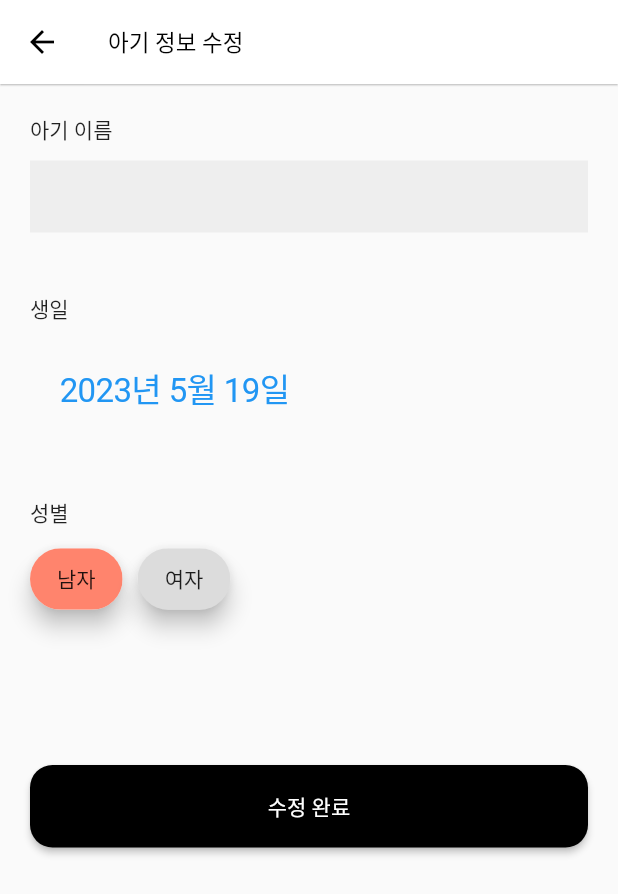
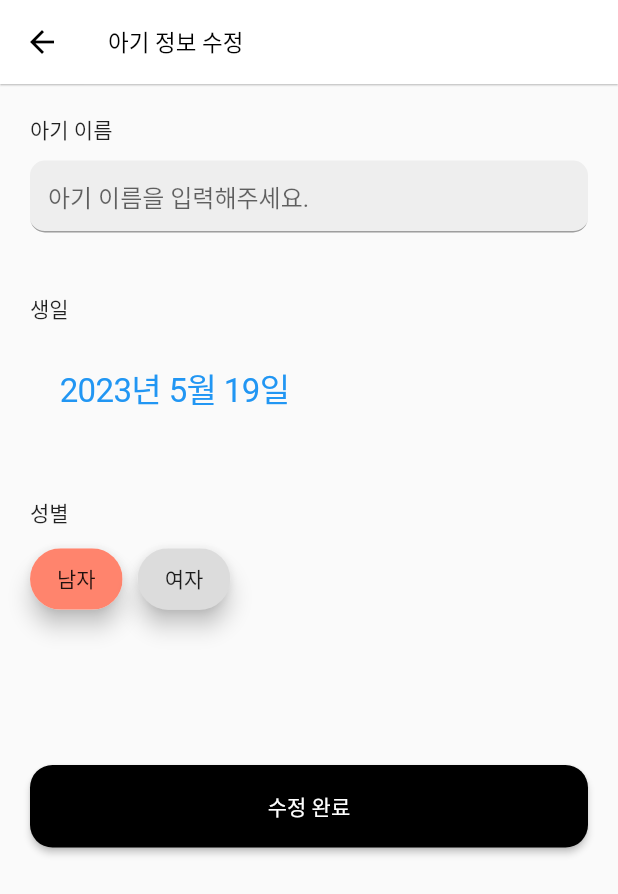
Before and after one commit to Mmm2927/LSTM, a Flutter app: the ModifyBabyDetail screen opened directly with empty values, after a tap on "수정 완료", on a phone screen of 412 x 824 dp. Shown: the top 894 px of the screen. Run offline on Flutter 3.47's test engine with Material 2 defaults, Android fonts, the phone set to English and light mode, and no system bars; our stand-ins replace dio, easy_localization, firebase_core, firebase_messaging, flutter_holo_date_picker, flutter_local_notifications and 10 more; missing offline and left inert: bottom_picker, dart:ffi, flutter_mjpeg, horizontal_picker, jwt_decode, omni_datetime_picker and 1 more; accounts and stored records are empty; Roboto replaces fonts that are missing (basic).

```diff
--- a/lib/screens/MyPage/manage_baby.dart
+++ b/lib/screens/MyPage/manage_baby.dart
@@ -2,7 +2,7 @@ import 'package:flutter/material.dart';
 import 'package:bob/widgets/appbar.dart';
 import 'package:flutter/cupertino.dart';
 import 'package:dio/dio.dart';
-import 'package:bob/screens/MyPage/modifyBaby2.dart';
+import 'package:bob/screens/MyPage/modifyBabyDetail.dart';
 import 'package:intl/intl.dart';
 import '../../models/model.dart';
 import 'package:bob/services/backend.dart';
--- a/lib/screens/MyPage/modifyBaby.dart
+++ b/lib/screens/MyPage/modifyBaby.dart
@@ -1,6 +1,6 @@
 import 'package:easy_localization/easy_localization.dart';
 import 'package:flutter/material.dart';
-import 'package:bob/screens/MyPage/modifyBaby2.dart';
+import 'package:bob/screens/MyPage/modifyBabyDetail.dart';
 import 'package:flutter/foundation.dart';
 import 'package:bob/services/backend.dart';
 import '../../models/model.dart';
--- a/lib/screens/MyPage/modifyBaby2.dart
+++ b/lib/screens/MyPage/modifyBabyDetail.dart
@@ -3,6 +3,9 @@ import 'package:flutter/material.dart';
 import 'package:bob/widgets/form.dart';
 import 'package:bob/widgets/appbar.dart';
 import 'package:flutter/cupertino.dart';
+import 'package:get/get.dart';
+import '../../models/validate.dart';
+import '../../services/backend.dart';
 
 class ModifyBabyDetail extends StatefulWidget{
   final Baby baby;
@@ -11,6 +14,7 @@ class ModifyBabyDetail extends StatefulWidget{
   State<ModifyBabyDetail> createState() => _ModifyBabyDetail();
 }
 class _ModifyBabyDetail extends State<ModifyBabyDetail> {
+  TextEditingController nameController = TextEditingController();
   late int _valueGender;
   late DateTime birth;
   @override
@@ -18,6 +22,7 @@ class _ModifyBabyDetail extends State<ModifyBabyDetail> {
     super.initState();
     _valueGender = widget.baby.gender;
     birth = widget.baby.birth;
+    nameController.text = widget.baby.name;
   }
   @override
   Widget build(BuildContext context) {
@@ -30,8 +35,9 @@ class _ModifyBabyDetail extends State<ModifyBabyDetail> {
             children: [
               drawTitle('아기 이름', 0),
               TextFormField(
-                decoration: formDecoration(widget.baby.name),
-                enabled: false,
+                controller: nameController,
+                //initialValue: widget.baby.name,
+                decoration: formDecoration('아기 이름을 입력해주세요.'),
               ),
               drawTitle('생일', 40),
               CupertinoButton(
@@ -76,9 +82,7 @@ class _ModifyBabyDetail extends State<ModifyBabyDetail> {
               ),
               const SizedBox(height: 100),
               ElevatedButton(
-                  onPressed: (){
-                    print(_valueGender);
-                  },
+                  onPressed: () async => await modifyBabyInfo(),
                   style:ElevatedButton.styleFrom(
                       backgroundColor: Colors.black,
                       foregroundColor: Colors.white,
@@ -118,4 +122,20 @@ class _ModifyBabyDetail extends State<ModifyBabyDetail> {
     //print(_valueGender);
     //print(birth);
   }
+
+  modifyBabyInfo() async{
+    int bId = widget.baby.relationInfo.BabyId;
+    String bName = nameController.text;
+    if(!validateName(bName)){
+      return;
+    }
+    String gender = (_valueGender==0?'F':'M');
+    if(await editBabyService(widget.baby.relationInfo.BabyId, bName, gender) == 200){
+      Get.back();
+      Get.back(); // 2. BasePage 이동
+    }
+    //var re = await editBabyService(widget.baby.relationInfo.BabyId, bName, gender);
+    //Navigator.pop(context);
+
+  }
 }
--- a/pubspec.yaml
+++ b/pubspec.yaml
@@ -33,7 +33,7 @@ dependencies:
   flutter_localizations:
     sdk: flutter
   table_calendar: ^3.0.8
-  intl: ^0.18.0
+  intl: ^0.17.0
   flutter_vlc_player: 6.0.0
   flutter_mjpeg:
   checkbox_formfield: ^0.2.0
```
Also changed, not shown: lib/services/backend.dart (+11 -0 lines), pubspec.lock.
